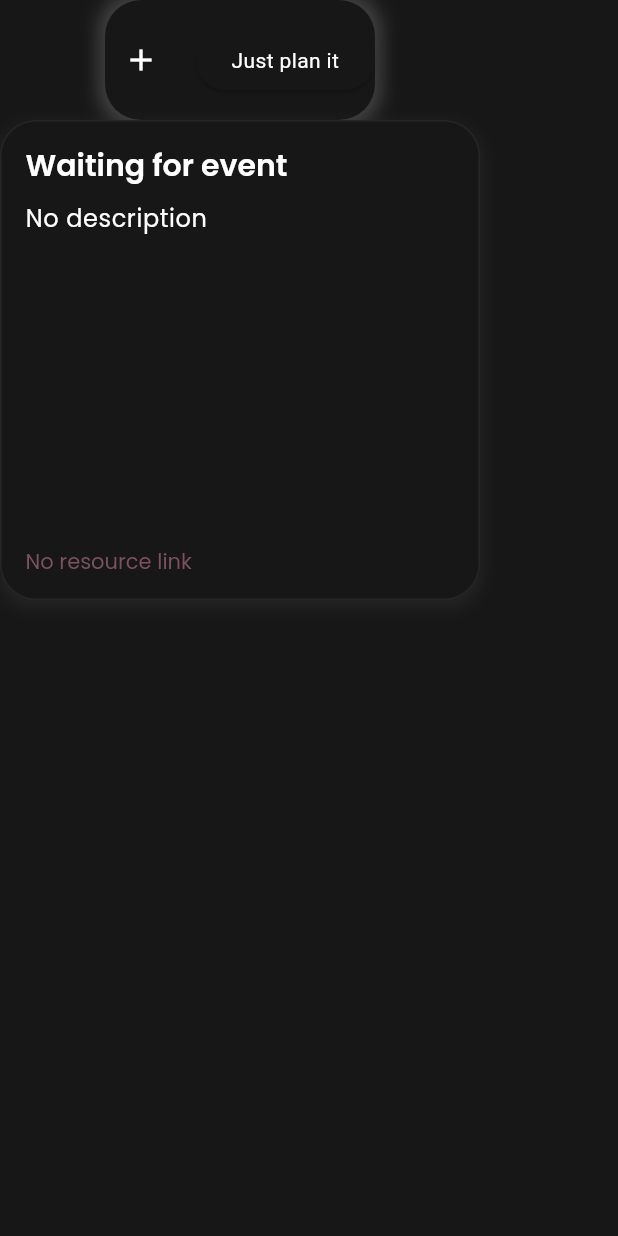
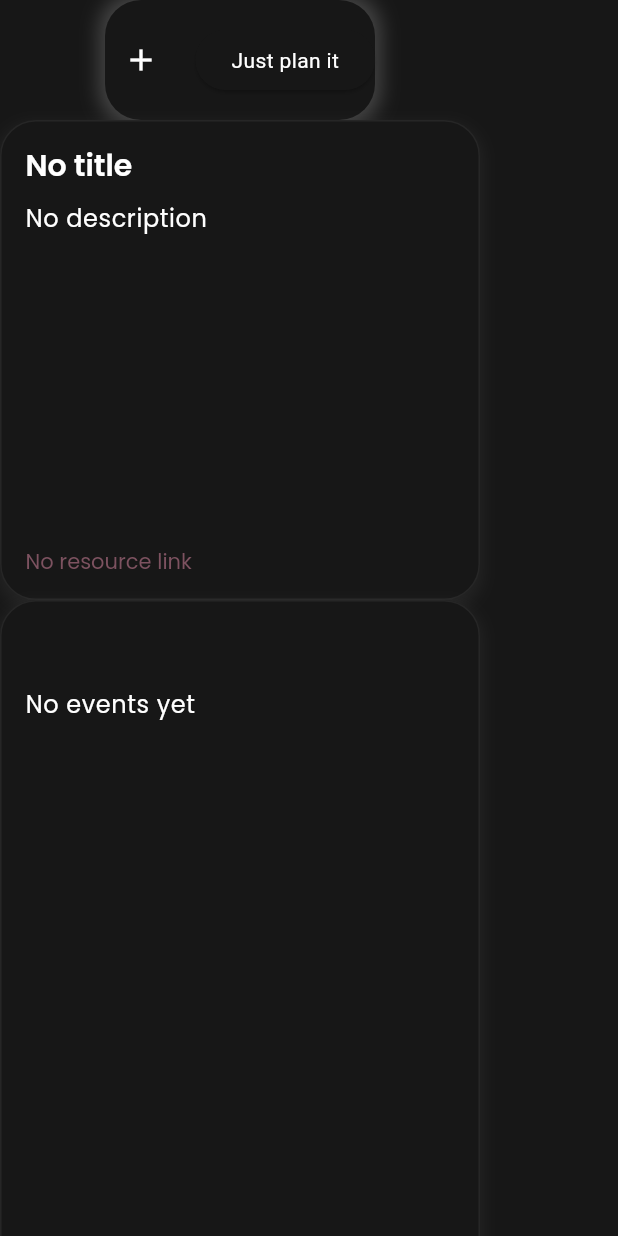
Before and after one commit to wojtekbakun/JustPlanIt, a Flutter app: the screen it shows after launch, on a phone screen of 412 x 824 dp. Run offline on Flutter 3.47's test engine with Material 3 defaults, Android fonts, the light colour scheme and no system bars; our stand-ins replace google_fonts, timeline_tile.

Commit message:
tidied up providers

```diff
--- a/lib/data/models/event.dart
+++ b/lib/data/models/event.dart
@@ -2,8 +2,8 @@ class EventDetail {
   final int taskNumber;
   final String title;
   final String description;
-  final String resourceLink;
-  final String resourceLinkTitle;
+  final String? resourceLink;
+  final String? resourceLinkTitle;
   final String startDate;
   final String endDate;
 
@@ -22,8 +22,8 @@ class EventDetail {
       taskNumber: json['taskNumber'],
       title: json['title'],
       description: json['description'],
-      resourceLink: json['resourceLink'],
-      resourceLinkTitle: json['resourceLinkTitle'],
+      resourceLink: json['resourceLink'] ?? '',
+      resourceLinkTitle: json['resourceLinkTitle'] ?? '',
       startDate: json['startDate'],
       endDate: json['endDate'],
     );
@@ -33,7 +33,7 @@ class EventDetail {
 class EventModel {
   //final String id;
   final String eventName;
-  final List<dynamic> events;
+  final List<EventDetail> events;
 
   EventModel({
     //required this.id,
--- /dev/null
+++ b/lib/data/providers/events.dart
@@ -0,0 +1,12 @@
+import 'package:calend/data/models/event.dart';
+import 'package:flutter/material.dart';
+
+class EventsProvider extends ChangeNotifier {
+  List<EventModel> _events = [];
+  List<EventModel> get events => _events;
+
+  void addEvent(EventModel event) {
+    _events.add(event);
+    notifyListeners();
+  }
+}
--- a/lib/data/providers/providers.dart
+++ b/lib/data/providers/providers.dart
@@ -1,4 +1,5 @@
-import 'package:calend/core/utils/step_radio.dart';
+import 'package:calend/data/providers/events.dart';
+import 'package:calend/data/providers/step_radio.dart';
 import 'package:provider/provider.dart';
 import 'package:flutter/material.dart';
 
@@ -9,6 +10,7 @@ class AppProviders {
     return MultiProvider(
       providers: [
         ChangeNotifierProvider(create: (_) => RadioStep()),
+        ChangeNotifierProvider(create: (_) => EventsProvider()),
       ],
       child: child,
     );
--- a/lib/presentation/screens/dashboard.dart
+++ b/lib/presentation/screens/dashboard.dart
@@ -1,6 +1,11 @@
+import 'package:calend/data/models/event.dart';
+import 'package:calend/data/providers/events.dart';
+import 'package:calend/data/providers/step_radio.dart';
 import 'package:calend/presentation/widgets/tiles/tile_event/tile_event.dart';
 import 'package:calend/presentation/widgets/tiles/tile_prompt/tile_prompt.dart';
+import 'package:calend/presentation/widgets/tiles/tile_steps/tile_steps.dart';
 import 'package:flutter/material.dart';
+import 'package:provider/provider.dart';
 
 class Dashboard extends StatefulWidget {
   const Dashboard({super.key});
@@ -12,14 +17,22 @@ class Dashboard extends StatefulWidget {
 class _DashboardState extends State<Dashboard> {
   @override
   Widget build(BuildContext context) {
+    List<EventModel> eventsList = context.watch<EventsProvider>().events;
+    int clickedStep = context.watch<RadioStep>().selectedStep;
     return Scaffold(
         backgroundColor: Theme.of(context).colorScheme.surface,
-        body: const Column(
+        body: Column(
           children: [
-            TilePrompt(),
+            const TilePrompt(),
             TileEvent(
-              title: 'Hello',
+              event:
+                  eventsList.isEmpty ? null : eventsList[0].events[clickedStep],
             ),
+            TileSteps(
+              steps: eventsList.isEmpty ? [] : eventsList[0].events,
+              title: eventsList.isEmpty ? '' : eventsList[0].eventName,
+              clickedStep: clickedStep,
+            )
           ],
         ));
   }
--- a/lib/presentation/widgets/tiles/tile_event/tile_event.dart
+++ b/lib/presentation/widgets/tiles/tile_event/tile_event.dart
@@ -4,7 +4,7 @@ import 'package:flutter/material.dart';
 
 class TileEvent extends StatelessWidget {
   final String? title;
-  final EventModel? event;
+  final EventDetail? event;
   const TileEvent({super.key, this.title, this.event});
 
   @override
@@ -23,18 +23,18 @@ class TileEvent extends StatelessWidget {
             Padding(
               padding: const EdgeInsets.only(bottom: 12.0),
               child: Text(
-                'Waiting for event',
+                event?.title ?? 'No title',
                 style: Theme.of(context).textTheme.headlineMedium,
               ),
             ),
             Expanded(
               child: Text(
-                'No description',
+                event?.description ?? 'No description',
                 style: Theme.of(context).textTheme.bodySmall,
               ),
             ),
             Text(
-              'No resource link',
+              event?.resourceLinkTitle ?? 'No resource link',
               style: Theme.of(context).textTheme.displaySmall,
             ),
           ],
--- a/lib/presentation/widgets/tiles/tile_prompt/tile_prompt.dart
+++ b/lib/presentation/widgets/tiles/tile_prompt/tile_prompt.dart
@@ -1,9 +1,10 @@
 import 'dart:convert';
 
+import 'package:calend/data/providers/events.dart';
 import 'package:calend/data/repositories/user_input_repository.dart';
 import 'package:calend/domain/usecases/submit_user_input_usecase.dart';
 import 'package:calend/services/api/api_service.dart';
-import 'package:calend/core/utils/step_radio.dart';
+import 'package:calend/data/providers/step_radio.dart';
 import 'package:flutter/material.dart';
 import 'package:provider/provider.dart';
 import '../../../../data/models/event.dart';
@@ -25,6 +26,7 @@ class _TilePromptState extends State<TilePrompt> {
 
   @override
   Widget build(BuildContext context) {
+    final eventsProvider = context.watch<EventsProvider>();
     return MouseRegion(
       onEnter: (event) => _onHover(true),
       onExit: (event) => _onHover(false),
@@ -35,6 +37,7 @@ class _TilePromptState extends State<TilePrompt> {
           // context.read<RadioStep>().selectStep(0);
           final response = await _submitUserInputUseCase(controller.text);
           EventModel event = EventModel.fromJson(jsonDecode(response.body));
+          eventsProvider.addEvent(event);
         },
       ),
     );
--- a/lib/presentation/widgets/tiles/tile_steps/tile_steps.dart
+++ b/lib/presentation/widgets/tiles/tile_steps/tile_steps.dart
@@ -1,12 +1,12 @@
 import 'package:calend/core/constants/decorations.dart';
-import 'package:calend/core/utils/step_date.dart';
-import 'package:calend/core/utils/step_radio.dart';
+import 'package:calend/data/models/event.dart';
+import 'package:calend/data/providers/step_radio.dart';
 import 'package:calend/presentation/widgets/tiles/tile_steps/tile_seteps_content/single_event_point.dart';
 import 'package:flutter/material.dart';
 import 'package:provider/provider.dart';
 
 class TileSteps extends StatelessWidget {
-  final List? steps;
+  final List<EventDetail>? steps;
   final String? title;
   final int? clickedStep;
   const TileSteps({
@@ -50,15 +50,13 @@ class TileSteps extends StatelessWidget {
                         onTap: () {
                           context.read<RadioStep>().selectStep(index);
                         },
-                        // child: SingleStepPoint(
-                        //   title: steps![index].title,
-                        //   date: StepDateUtils.getSingleStepDateAndTime(
-                        //     steps![index],
-                        //   ),
-                        //   isFirst: index == 0,
-                        //   isLast: index == steps!.length - 1,
-                        //   isActive: index == clickedStep,
-                        // ),
+                        child: SingleStepPoint(
+                          title: steps?[index].title ?? 'No title',
+                          date: steps?[index].startDate ?? 'No date',
+                          isFirst: index == 0,
+                          isLast: index == steps!.length - 1,
+                          isActive: index == clickedStep,
+                        ),
                       ),
                     ),
             ),
```
Also changed, not shown: lib/data/providers/step_radio.dart (renamed from lib/core/utils/step_radio.dart).
